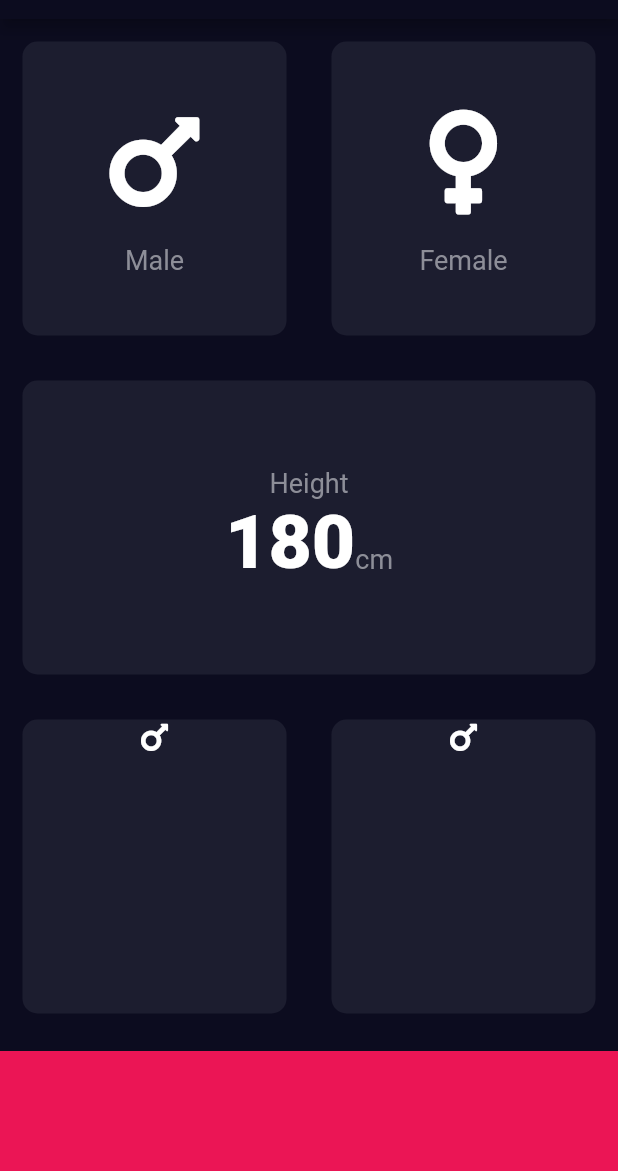
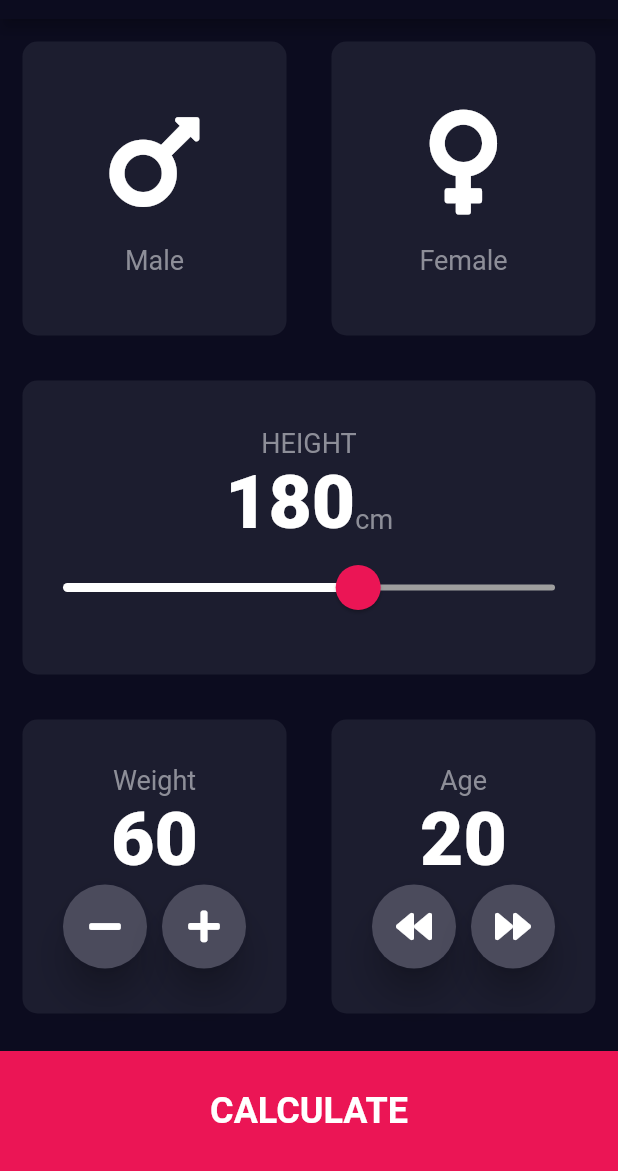
Before and after one commit to thepirateboy/bmi_calculator, a Flutter app: the screen it shows after launch, on a phone screen of 412 x 824 dp, the part 65-1236 px from its top. Run offline on Flutter 3.47's test engine with Material 2 defaults, Android fonts, the phone set to English and light mode, and no system bars; our stand-ins replace font_awesome_flutter.

Commit message:
Many changes

```diff
--- a/lib/Constants.dart
+++ b/lib/Constants.dart
@@ -10,7 +10,7 @@ const c_LabelStyle = TextStyle(
   color: Color(0xFF8D8E98),
 );
 
-const c_BigNumber = TextStyle(
+const c_BigNumberStyle = TextStyle(
   fontSize: 50,
   fontWeight: FontWeight.w900,
 );
--- a/lib/InputPage.dart
+++ b/lib/InputPage.dart
@@ -3,6 +3,7 @@ import 'package:font_awesome_flutter/font_awesome_flutter.dart';
 import 'IconContent.dart';
 import 'MyContainer.dart';
 import 'Constants.dart';
+import 'RoundButton.dart';
 
 enum Gender {
   male,
@@ -15,6 +16,12 @@ class InputPage extends StatefulWidget {
 }
 
 class _InputPageState extends State<InputPage> {
+  int height = 180;
+  int weight = 60;
+  int age = 20;
+
+  late Gender selectedGender;
+
   Color maleCardColor = c_CardNormalColor;
   Color femaleCardColor = c_CardNormalColor;
 
@@ -39,8 +46,6 @@ class _InputPageState extends State<InputPage> {
     }
   }
 
-  late Gender selectedGender;
-
   @override
   Widget build(BuildContext context) {
     return Scaffold(
@@ -53,8 +58,8 @@ class _InputPageState extends State<InputPage> {
           Expanded(
             child: Row(
               children: [
+                // ------- MALE CARD -------
                 Expanded(
-                  // MALE CARD
                   child: GestureDetector(
                     onTap: () {
                       setState(() {
@@ -71,8 +76,8 @@ class _InputPageState extends State<InputPage> {
                     ),
                   ),
                 ),
+                // ------- FEMALE CARD -------
                 Expanded(
-                  // FEMALE CARD
                   child: GestureDetector(
                     onTap: () {
                       setState(() {
@@ -92,6 +97,7 @@ class _InputPageState extends State<InputPage> {
               ],
             ),
           ),
+          // ------- HEIGHT CARD -------
           Expanded(
             child: MyContainer(
               colorChoice: c_CardNormalColor,
@@ -99,7 +105,7 @@ class _InputPageState extends State<InputPage> {
                 mainAxisAlignment: MainAxisAlignment.center,
                 children: [
                   Text(
-                    "Height",
+                    "HEIGHT",
                     style: c_LabelStyle,
                   ),
                   Row(
@@ -108,46 +114,156 @@ class _InputPageState extends State<InputPage> {
                     textBaseline: TextBaseline.alphabetic,
                     children: [
                       Text(
-                        "180",
-                        style: c_BigNumber,
+                        height.toString(),
+                        style: c_BigNumberStyle,
                       ),
                       Text(
                         "cm",
                         style: c_LabelStyle,
                       )
                     ],
-                  )
+                  ),
+                  SliderTheme(
+                    data: SliderTheme.of(context).copyWith(
+                        activeTrackColor: Colors.white,
+                        inactiveTrackColor: Colors.grey,
+                        thumbColor: c_BottomColor,
+                        overlayColor: c_BottomColor.withOpacity(0.16),
+                        thumbShape:
+                            RoundSliderThumbShape(enabledThumbRadius: 15),
+                        overlayShape:
+                            RoundSliderOverlayShape(overlayRadius: 27)),
+                    child: Slider(
+                      value: height.toDouble(),
+                      min: 120,
+                      max: 220,
+                      //activeColor: c_BottomColor,
+                      //inactiveColor: Colors.grey,
+                      onChanged: (double newValue) {
+                        setState(() {
+                          height = newValue.toInt();
+                        });
+                      },
+                    ),
+                  ),
                 ],
               ),
             ),
           ),
+          // ------- 3rd Line of Column -------
           Expanded(
             child: Row(
               children: [
+                // ------- WEIGHT CARD -------
                 Expanded(
                   child: MyContainer(
                     colorChoice: c_CardNormalColor,
                     containerChild: Column(
-                      children: [Icon(FontAwesomeIcons.mars)],
+                      mainAxisAlignment: MainAxisAlignment.center,
+                      children: [
+                        Text(
+                          "Weight",
+                          style: c_LabelStyle,
+                        ),
+                        Text(
+                          weight.toString(),
+                          style: c_BigNumberStyle,
+                        ),
+                        Row(
+                          mainAxisAlignment: MainAxisAlignment.center,
+                          children: [
+                            //---- Minus button ----
+                            RoundButton(
+                              myIcon: FontAwesomeIcons.minus,
+                              onPressed: () {
+                                setState(() {
+                                  weight--;
+                                });
+                              },
+                            ),
+                            SizedBox(
+                              width: 10.0,
+                            ),
+                            //---- Plus button ----
+                            RoundButton(
+                              myIcon: FontAwesomeIcons.plus,
+                              onPressed: () {
+                                setState(() {
+                                  weight++;
+                                });
+                              },
+                            ),
+                          ],
+                        ),
+                      ],
                     ),
                   ),
                 ),
+                // ------- AGE CARD -------
                 Expanded(
                   child: MyContainer(
                     colorChoice: c_CardNormalColor,
                     containerChild: Column(
-                      children: [Icon(FontAwesomeIcons.mars)],
+                      mainAxisAlignment: MainAxisAlignment.center,
+                      children: [
+                        Text(
+                          "Age",
+                          style: c_LabelStyle,
+                        ),
+                        Text(
+                          age.toString(),
+                          style: c_BigNumberStyle,
+                        ),
+                        Row(
+                          mainAxisAlignment: MainAxisAlignment.center,
+                          children: [
+                            RoundButton(
+                              myIcon: FontAwesomeIcons.backward,
+                              onPressed: () {
+                                setState(() {
+                                  age--;
+                                });
+                              },
+                            ),
+                            SizedBox(
+                              width: 10,
+                            ),
+                            RoundButton(
+                              myIcon: FontAwesomeIcons.forward,
+                              onPressed: () {
+                                setState(() {
+                                  age++;
+                                });
+                              },
+                            ),
+                          ],
+                        ),
+                      ],
                     ),
                   ),
                 ),
               ],
             ),
           ),
-          Container(
-            color: c_BottomColor,
-            margin: EdgeInsets.only(top: 10),
-            width: double.infinity,
-            height: c_BottomHeight,
+          GestureDetector(
+            child: Container(
+              alignment: Alignment.center,
+              color: c_BottomColor,
+              margin: EdgeInsets.only(top: 10),
+              width: double.infinity,
+              height: c_BottomHeight,
+              child: Text(
+                "CALCULATE",
+                style: TextStyle(
+                  fontSize: 24,
+                  fontWeight: FontWeight.bold,
+                ),
+              ),
+              // padding: EdgeInsets.all(double.infinity),
+            ),
+            onTap: () {
+              Navigator.pushNamed(context, '/result');
+            },
           )
         ],
       ),
--- /dev/null
+++ b/lib/ResultPage.dart
@@ -0,0 +1,13 @@
+import 'package:flutter/material.dart';
+
+class ResultPage extends StatelessWidget {
+  @override
+  Widget build(BuildContext context) {
+    return Scaffold(
+      appBar: AppBar(
+        title: Text("BMI RESULT"),
+      ),
+      body: Text("hdhhdhdd"),
+    );
+  }
+}
--- /dev/null
+++ b/lib/RoundButton.dart
@@ -0,0 +1,27 @@
+import 'package:flutter/material.dart';
+
+class RoundButton extends StatelessWidget {
+  //const RoundButton({Key? key}) : super(key: key);
+
+  final IconData myIcon;
+  final VoidCallback onPressed;
+
+  RoundButton({required this.myIcon, required this.onPressed});
+
+  @override
+  Widget build(BuildContext context) {
+    return RawMaterialButton(
+      child: Icon(myIcon),
+      shape: CircleBorder(),
+      // RoundedRectangleBorder(
+      //   borderRadius: BorderRadius.circular(10),
+      fillColor: Color(0xFF4B4B5C),
+      elevation: 10.0,
+      constraints: BoxConstraints.tightFor(
+        width: 56.0,
+        height: 56.0,
+      ),
+      onPressed: onPressed,
+    );
+  }
+}
--- a/lib/main.dart
+++ b/lib/main.dart
@@ -1,6 +1,8 @@
 import 'package:flutter/material.dart';
+import 'Constants.dart';
 import 'InputPage.dart';
 import 'package:flutter/src/widgets/framework.dart';
+import 'ResultPage.dart';
 
 void main() {
   runApp(BMICalculator());
@@ -10,8 +12,15 @@ class BMICalculator extends StatelessWidget {
   @override
   Widget build(BuildContext context) {
     return MaterialApp(
-      home: InputPage(),
+      // home: InputPage(),
+      initialRoute: '/',
       theme: ThemeData.dark().copyWith(
+        sliderTheme: SliderTheme.of(context).copyWith(
+            activeTrackColor: Colors.white,
+            thumbColor: c_BottomColor,
+            overlayColor: c_BottomColor.withOpacity(0.16),
+            thumbShape: RoundSliderThumbShape(enabledThumbRadius: 15),
+            overlayShape: RoundSliderOverlayShape(overlayRadius: 27)),
         primaryColor: Color(0xFF0C0C1F),
         scaffoldBackgroundColor: Color(0xFF0C0C1F),
         //brightness: Brightness.dark,
@@ -20,6 +29,10 @@ class BMICalculator extends StatelessWidget {
         ),
         accentColor: Color(0xFF69EBFF),
       ),
+      routes: {
+        '/': (context) => InputPage(),
+        '/result': (context) => ResultPage(),
+      },
     );
   }
 }
```
